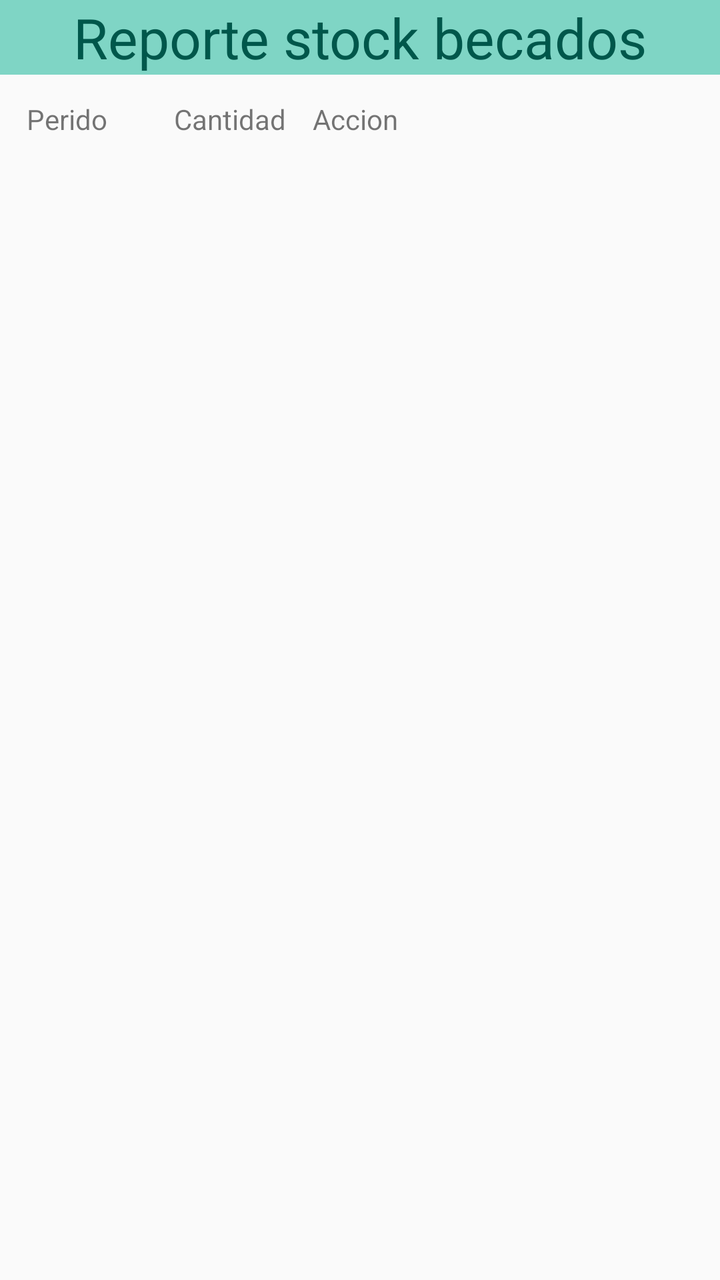
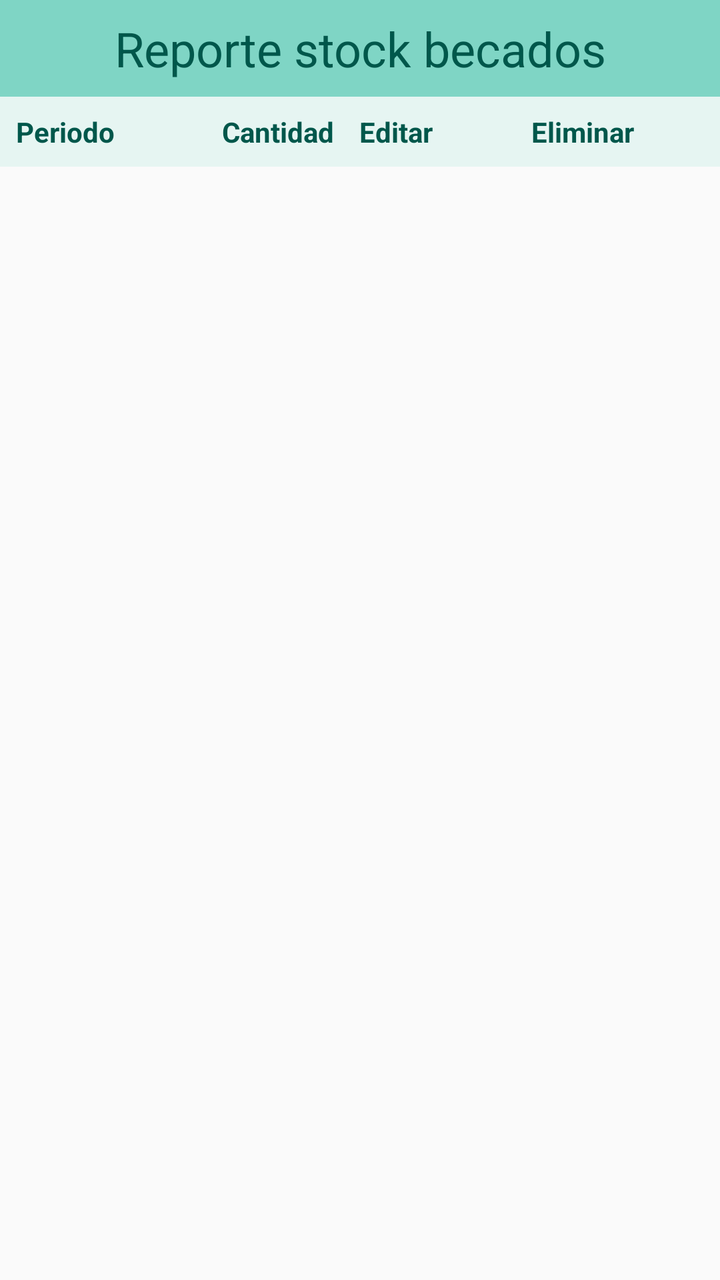

Screens rendered from an Android XML layout before and after an edit, with the pre-edit source and the edit as a unified diff.
<!-- AndroidManifest.xml: application theme AppTheme -->
<!-- res/layout/fragment_fragmento_secretaria_reporte_stock.xml -->
<?xml version="1.0" encoding="utf-8"?>
<FrameLayout xmlns:android="http://schemas.android.com/apk/res/android"
    xmlns:tools="http://schemas.android.com/tools"
    android:layout_width="match_parent"
    android:layout_height="match_parent"
    tools:context=".fragmento_secretaria.fragmento_secretaria_reporte_stock">

    <TextView
        android:id="@+id/textView17"
        android:layout_width="414dp"
        android:layout_height="wrap_content"
        android:layout_gravity="center_horizontal"
        android:layout_marginTop="0dp"
        android:background="#7FD5C5"
        android:gravity="center_horizontal"
        android:text="Reporte stock becados"
        android:textColor="@color/colorPrimaryDark"
        android:textSize="28sp" />

    <TextView
        android:id="@+id/textView23"
        android:layout_width="match_parent"
        android:layout_height="wrap_content"
        android:layout_marginTop="50dp"
        android:text="    Perido          Cantidad    Accion" />
    <ScrollView
        android:layout_width="match_parent"
        android:layout_height="match_parent">
        <LinearLayout
            android:layout_width="match_parent"
            android:orientation="horizontal"
            android:layout_height="match_parent">




            <ListView
                android:id="@+id/lista_stock_periodo"
                android:layout_width="90dp"
                android:layout_marginTop="70dp"
                android:layout_height="296dp" />

            <ListView
                android:id="@+id/lista_stock_becados"
                android:layout_width="50dp"
                android:layout_marginTop="70dp"
                android:layout_height="296dp" />
            <ListView
                android:id="@+id/lista_editar"
                android:layout_width="90dp"
                android:layout_marginTop="70dp"
                android:layout_height="296dp" />
            <ListView
                android:id="@+id/lista_eliminar"
                android:layout_width="110dp"
                android:layout_marginTop="70dp"
                android:layout_height="296dp" />


        </LinearLayout>

    </ScrollView>





</FrameLayout>
<!-- resources referenced by this layout -->
<resources>
  <color name="colorPrimaryDark">#00574B</color>
  <style name="AppTheme" parent="Theme.AppCompat.Light.DarkActionBar">
          
          <item name="colorPrimary">@color/colorPrimary</item>
          <item name="colorPrimaryDark">@color/colorPrimaryDark</item>
          <item name="colorAccent">@color/colorAccent</item>
      </style>
  <color name="colorPrimary">#8BD8D0</color>
  <color name="colorAccent">#D81B60</color>
</resources>

<!-- the commit's change to res/layout/fragment_fragmento_secretaria_reporte_stock.xml (unified diff, before → after) -->
@@ -1,68 +1,95 @@
 <?xml version="1.0" encoding="utf-8"?>
-<FrameLayout xmlns:android="http://schemas.android.com/apk/res/android"
+<LinearLayout xmlns:android="http://schemas.android.com/apk/res/android"
     xmlns:tools="http://schemas.android.com/tools"
     android:layout_width="match_parent"
     android:layout_height="match_parent"
+    android:orientation="vertical"
     tools:context=".fragmento_secretaria.fragmento_secretaria_reporte_stock">
 
     <TextView
         android:id="@+id/textView17"
-        android:layout_width="414dp"
+        android:layout_width="match_parent"
         android:layout_height="wrap_content"
-        android:layout_gravity="center_horizontal"
-        android:layout_marginTop="0dp"
         android:background="#7FD5C5"
         android:gravity="center_horizontal"
+        android:paddingVertical="8dp"
         android:text="Reporte stock becados"
         android:textColor="@color/colorPrimaryDark"
-        android:textSize="28sp" />
+        android:textSize="@dimen/header_text_size" />
 
-    <TextView
-        android:id="@+id/textView23"
+    <LinearLayout
         android:layout_width="match_parent"
         android:layout_height="wrap_content"
-        android:layout_marginTop="50dp"
-        android:text="    Perido          Cantidad    Accion" />
-    <ScrollView
+        android:background="#E6F5F2"
+        android:orientation="horizontal"
+        android:paddingHorizontal="8dp"
+        android:paddingVertical="8dp">
+
+        <TextView
+            android:layout_width="0dp"
+            android:layout_height="wrap_content"
+            android:layout_weight="1.2"
+            android:text="Periodo"
+            android:textColor="@color/colorPrimaryDark"
+            android:textStyle="bold" />
+
+        <TextView
+            android:layout_width="0dp"
+            android:layout_height="wrap_content"
+            android:layout_weight="0.8"
+            android:text="Cantidad"
+            android:textColor="@color/colorPrimaryDark"
+            android:textStyle="bold" />
+
+        <TextView
+            android:layout_width="0dp"
+            android:layout_height="wrap_content"
+            android:layout_weight="1"
+            android:text="Editar"
+            android:textColor="@color/colorPrimaryDark"
+            android:textStyle="bold" />
+
+        <TextView
+            android:layout_width="0dp"
+            android:layout_height="wrap_content"
+            android:layout_weight="1"
+            android:text="Eliminar"
+            android:textColor="@color/colorPrimaryDark"
+            android:textStyle="bold" />
+
+    </LinearLayout>
+
+    <LinearLayout
         android:layout_width="match_parent"
-        android:layout_height="match_parent">
-        <LinearLayout
-            android:layout_width="match_parent"
-            android:orientation="horizontal"
-            android:layout_height="match_parent">
+        android:layout_height="0dp"
+        android:layout_weight="1"
+        android:orientation="horizontal"
+        android:paddingHorizontal="8dp">
 
+        <ListView
+            android:id="@+id/lista_stock_periodo"
+            android:layout_width="0dp"
+            android:layout_height="match_parent"
+            android:layout_weight="1.2" />
 
+        <ListView
+            android:id="@+id/lista_stock_becados"
+            android:layout_width="0dp"
+            android:layout_height="match_parent"
+            android:layout_weight="0.8" />
 
+        <ListView
+            android:id="@+id/lista_editar"
+            android:layout_width="0dp"
+            android:layout_height="match_parent"
+            android:layout_weight="1" />
 
-            <ListView
-                android:id="@+id/lista_stock_periodo"
-                android:layout_width="90dp"
-                android:layout_marginTop="70dp"
-                android:layout_height="296dp" />
+        <ListView
+            android:id="@+id/lista_eliminar"
+            android:layout_width="0dp"
+            android:layout_height="match_parent"
+            android:layout_weight="1" />
 
-            <ListView
-                android:id="@+id/lista_stock_becados"
-                android:layout_width="50dp"
-                android:layout_marginTop="70dp"
-                android:layout_height="296dp" />
-            <ListView
-                android:id="@+id/lista_editar"
-                android:layout_width="90dp"
-                android:layout_marginTop="70dp"
-                android:layout_height="296dp" />
-            <ListView
-                android:id="@+id/lista_eliminar"
-                android:layout_width="110dp"
-                android:layout_marginTop="70dp"
-                android:layout_height="296dp" />
+    </LinearLayout>
 
-
-        </LinearLayout>
-
-    </ScrollView>
-
-
-
-
-
-</FrameLayout>
+</LinearLayout>
<!-- resource entries referenced after the edit -->
@@ -1,6 +1,7 @@
 <!-- resources referenced by this layout -->
 <resources>
   <color name="colorPrimaryDark">#00574B</color>
+  <dimen name="header_text_size">24sp</dimen>
   <style name="AppTheme" parent="Theme.AppCompat.Light.DarkActionBar">
           
           <item name="colorPrimary">@color/colorPrimary</item>
